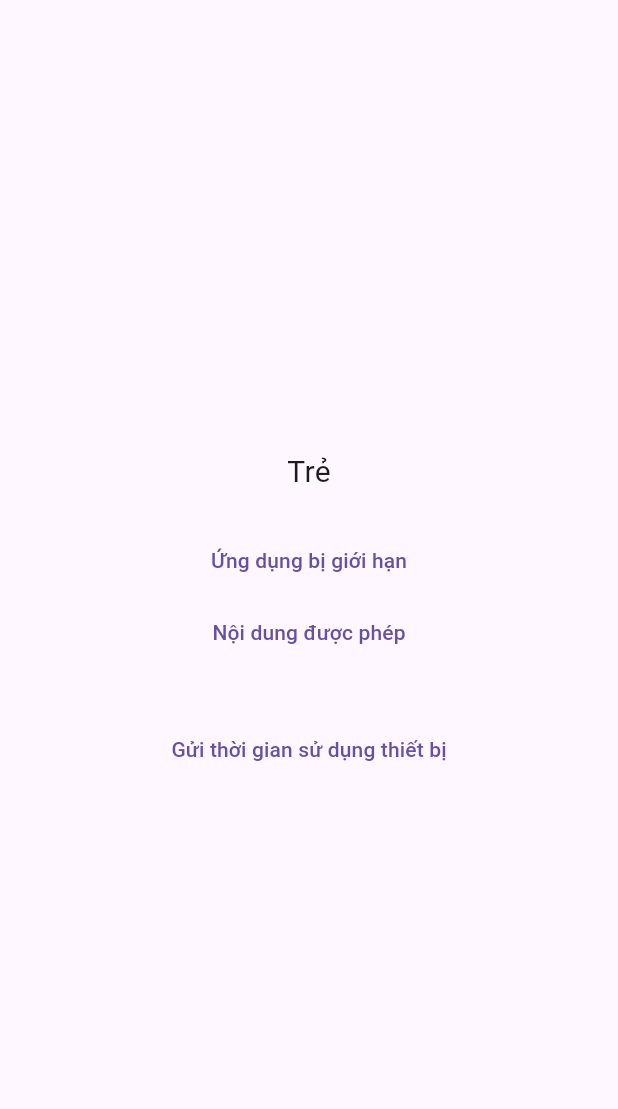
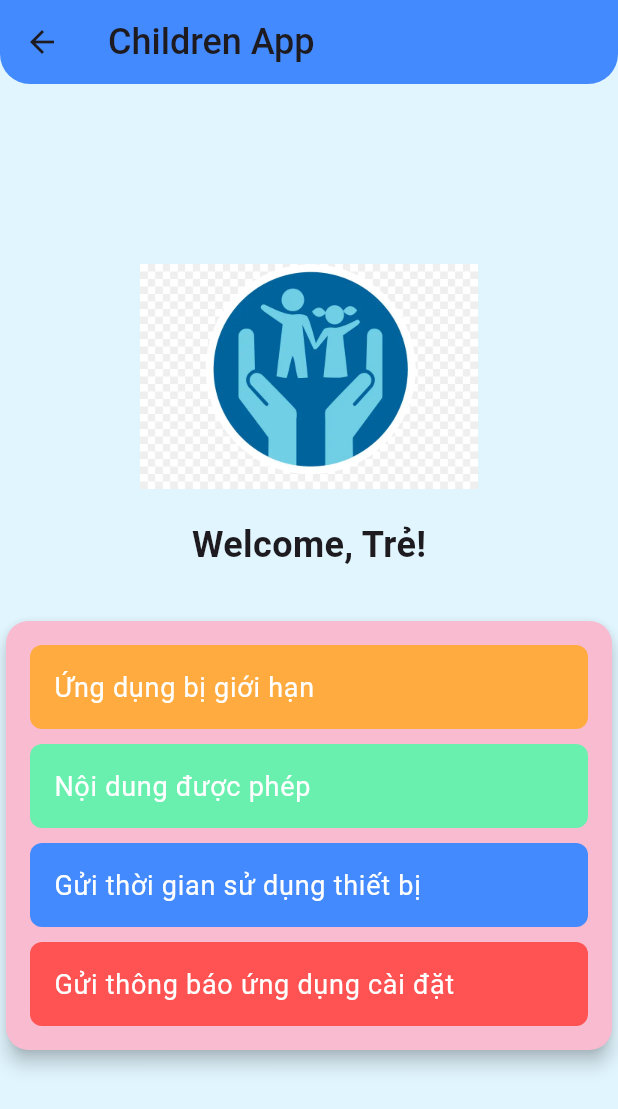
Before and after one commit to vinhhao-2001/device_app, a Flutter app: the ChildrenScreen screen opened directly, after a tap on "Ứng dụng bị giới hạn", on a phone screen of 412 x 824 dp. Shown: the top 1109 px of the screen. Run offline on Flutter 3.47's test engine with Material 3 defaults, Android fonts, the phone set to English and light mode, and no system bars; our stand-ins replace equatable, firebase_core, firebase_database, flutter_bloc, flutter_local_notifications, permission_handler and 1 more; accounts and stored records are empty.

Commit message:
Sửa lỗi không kết nối được firebase của ios

```diff
--- a/lib/core/utils/local_notification.dart
+++ b/lib/core/utils/local_notification.dart
@@ -20,7 +20,6 @@ class LocalNotification {
   }
   Future<void> showNotification(String event, String appName) async {
     try {
-      print('start');
       const AndroidNotificationDetails androidNotificationDetails =
           AndroidNotificationDetails(
         'channel ID',
--- a/lib/data/api/firebase/child_firebase_api.dart
+++ b/lib/data/api/firebase/child_firebase_api.dart
@@ -1,4 +1,5 @@
 import 'dart:async';
+import 'dart:io';
 
 import 'package:firebase_database/firebase_database.dart';
 
@@ -19,15 +20,24 @@ class ChildFirebaseApi {
   }
 
   // cài đặt giám sát trên thiết bị của trẻ
-  Future<void> monitorSettingChildDevice(MonitorSettingsModel model) async {
-    final DatabaseReference reference = FirebaseDatabase.instance.ref();
+  Future<MonitorSettingsModel?> monitorSettingChildDevice() async {
+    try {
+      final DatabaseReference reference = FirebaseDatabase.instance.ref();
+      final snapshot = await reference.child('monitorSettingsModel').once();
 
-    reference.child('monitorSettingsModel').onValue.map((event) {
-      final data = event.snapshot.value as Map<dynamic, dynamic>;
-      model = MonitorSettingsModel.fromMap(data);
-      // cài đặt thiết bị của trẻ trong native
-      NativeCommunicator().monitorSettingChannel(model);
-    });
+      final data = snapshot.snapshot.value as Map<dynamic, dynamic>?;
+
+      if (data != null && data.isNotEmpty) {
+        final model = MonitorSettingsModel.fromMap(data);
+        // cài đặt thiết bị của trẻ trong native
+        if (Platform.isIOS) NativeCommunicator().monitorSettingChannel(model);
+        return model;
+      } else {
+        return null;
+      }
+    } catch (e) {
+      rethrow;
+    }
   }
 
   // gửi danh sách các ứng dụng lên firebase
--- a/lib/data/api/firebase/parent_firebase_api.dart
+++ b/lib/data/api/firebase/parent_firebase_api.dart
@@ -5,8 +5,6 @@ import 'package:firebase_database/firebase_database.dart';
 import '../../../model/app_usage_info_model.dart';
 import '../../../model/device_info_model.dart';
 import '../../../model/monitor_settings_model.dart';
-
-
 
 class ParentFirebaseApi {
   // yêu cầu lấy thông tin thiết bị của phụ huynh
--- a/lib/data/api/native/native_communicator.dart
+++ b/lib/data/api/native/native_communicator.dart
@@ -16,12 +16,13 @@ class NativeCommunicator {
   // lấy thời gian sử dụng thiết bị android
   static const usageChannel = MethodChannel('app_usage_channel');
   // các channel
-  // channel khởi tạo
+
+  // channel khởi tạo, kiểm tra quyền kiểm soát của phụ huynh
   Future<void> initChannel() async {
     await initPlatform.invokeMethod('init');
   }
 
-  // channel giám sát thiết bị
+  // channel giám sát thiết bị ios
   Future<bool> monitorSettingChannel(MonitorSettingsModel model) async {
     try {
       await _monitorChannel.invokeMethod(
@@ -34,6 +35,7 @@ class NativeCommunicator {
     }
   }
 
+  // Lấy thời gian sử dụng trong android
   Future<List<AppUsageInfoModel>> usageStatsChannel() async {
     try {
       final List<dynamic> apps =
@@ -49,6 +51,7 @@ class NativeCommunicator {
     }
   }
 
+  // Lấy thông tin thiết bị ios
   Future<DeviceInfoModel> deviceInfoChannel() async {
     try {
       final result = await _deviceInfoChannel.invokeMethod('deviceInfo');
@@ -57,4 +60,12 @@ class NativeCommunicator {
       throw ('Lỗi lấy dữ liệu thông tin thiết bị: $e');
     }
   }
+
+  Future<void> appLimitChannel() async {
+    try {
+      await _deviceInfoChannel.invokeMethod('blockApp');
+    } catch (e) {
+      rethrow;
+    }
+  }
 }
--- a/lib/main.dart
+++ b/lib/main.dart
@@ -15,5 +15,6 @@ void main() async {
 
   runApp(MaterialApp(
     home: SplashScreen(initialUser: user),
+    debugShowCheckedModeBanner: false,
   ));
 }
--- a/lib/presentation/screen/child/children_screen.dart
+++ b/lib/presentation/screen/child/children_screen.dart
@@ -1,8 +1,8 @@
-import 'package:device_app/core/utils/local_notification.dart';
 import 'package:flutter/material.dart';
 import 'package:flutter/services.dart';
 import 'package:permission_handler/permission_handler.dart';
 
+import '../../../core/utils/local_notification.dart';
 import '../../../data/api/firebase/child_firebase_api.dart';
 import '../../../data/api/native/native_communicator.dart';
 import '../../../model/monitor_settings_model.dart';
@@ -19,26 +19,21 @@ class ChildrenScreen extends StatefulWidget {
 }
 
 class _ChildrenScreenState extends State<ChildrenScreen> {
-  MonitorSettingsModel modelView = MonitorSettingsModel(
-      autoDateAndTime: false,
-      lockAccounts: false,
-      lockPasscode: false,
-      denySiri: false,
-      denyInAppPurchases: false,
-      requirePasswordForPurchases: false,
-      denyExplicitContent: true,
-      denyMultiplayerGaming: false,
-      denyMusicService: false,
-      denyAddingFriends: false);
+  MonitorSettingsModel? modelView;
   @override
   void initState() {
     super.initState();
-    // giám sát thiết bị
-    ChildFirebaseApi().monitorSettingChildDevice(modelView);
-    // thông tin thiết bị
-    ChildFirebaseApi().sendDeviceInfo();
+    _initialize();
+  }
+
+  Future<void> _initialize() async {
+    // Giám sát thiết bị
+    modelView = await ChildFirebaseApi().monitorSettingChildDevice();
+    // Thông tin thiết bị
+    await ChildFirebaseApi().sendDeviceInfo();
+    // Lắng nghe ứng dụng cài đặt hoặc gỡ bỏ
     installRemoveChannel.setMethodCallHandler(_handleAppInstall);
-    requestNotificationPermission();
+    await requestNotificationPermission();
   }
 
   Future<void> _handleAppInstall(MethodCall call) async {
@@ -47,6 +42,7 @@ class _ChildrenScreenState extends State<ChildrenScreen> {
         final event = call.arguments['event'];
         final appName = call.arguments['appName'];
         ChildFirebaseApi().sendNotificationAppInstalled(event, appName);
+        LocalNotification().showNotification(event, appName);
         break;
       default:
         throw MissingPluginException('Not implemented');
@@ -64,37 +60,117 @@ class _ChildrenScreenState extends State<ChildrenScreen> {
   @override
   Widget build(BuildContext context) {
     return Scaffold(
+      backgroundColor: Colors.lightBlue[50],
+      appBar: AppBar(
+        title: const Text(
+          'Children App',
+          style: TextStyle(fontSize: 24, fontWeight: FontWeight.w500),
+        ),
+        backgroundColor: Colors.blueAccent,
+        shape: const RoundedRectangleBorder(
+          borderRadius: BorderRadius.vertical(bottom: Radius.circular(20)),
+        ),
+      ),
       body: Center(
         child: Column(
           mainAxisAlignment: MainAxisAlignment.center,
           children: [
-            Text(
-              widget.userType,
-              style: const TextStyle(fontSize: 20),
+            // Thêm hình ảnh minh họa
+            Image.asset(
+              'assets/images/icon_notification.png',
+              height: 150,
             ),
             const SizedBox(height: 20),
-            TextButton(
-              onPressed: () {
-                LocalNotification().showNotification('a', 'b');
+            // Thông tin userType
+            Text(
+              'Welcome, ${widget.userType}!',
+              style: const TextStyle(fontSize: 24, fontWeight: FontWeight.bold),
+            ),
+            const SizedBox(height: 30),
+            // Tạo các nút trong Card để đẹp hơn
+            Card(
+              shape: RoundedRectangleBorder(
+                borderRadius: BorderRadius.circular(15),
+              ),
+              elevation: 5,
+              color: Colors.pink.shade100,
+              child: Padding(
+                padding: const EdgeInsets.all(16.0),
+                child: SizedBox(
+                  width: double.infinity, // Đảm bảo Card chiếm hết chiều rộng
+                  child: ListView(
+                    shrinkWrap: true, // Tránh chiếm quá nhiều không gian
+                    children: [
+                      // Nút "Ứng dụng bị giới hạn"
+                      ListTile(
+                        title: const Text(
+                          'Ứng dụng bị giới hạn',
+                          style: TextStyle(fontSize: 18, color: Colors.white),
+                        ),
+                        tileColor: Colors.orangeAccent,
+                        shape: RoundedRectangleBorder(
+                          borderRadius: BorderRadius.circular(8),
+                        ),
+                        onTap: () async {
+                          await NativeCommunicator().appLimitChannel();
                         },
-              child: const Text('Ứng dụng bị giới hạn'),
                       ),
-            TextButton(
-              onPressed: () {
+                      const SizedBox(height: 10),
+                      // Nút "Nội dung được phép"
+                      ListTile(
+                        title: const Text(
+                          'Nội dung được phép',
+                          style: TextStyle(fontSize: 18, color: Colors.white),
+                        ),
+                        tileColor: Colors.greenAccent,
+                        shape: RoundedRectangleBorder(
+                          borderRadius: BorderRadius.circular(8),
+                        ),
+                        onTap: () {
+                          if (modelView != null) {
                             Navigator.push(
                               context,
                               MaterialPageRoute(
-                      builder: (_) => ChildrenMonitorScreen(model: modelView)),
+                                  builder: (_) =>
+                                      ChildrenMonitorScreen(model: modelView!)),
                             );
+                          }
                         },
-              child: const Text('Nội dung được phép'),
                       ),
-            const SizedBox(height: 30),
-            TextButton(
-              onPressed: () async {
+                      const SizedBox(height: 10),
+                      // Nút "Gửi thời gian sử dụng thiết bị"
+                      ListTile(
+                        title: const Text(
+                          'Gửi thời gian sử dụng thiết bị',
+                          style: TextStyle(fontSize: 18, color: Colors.white),
+                        ),
+                        tileColor: Colors.blueAccent,
+                        shape: RoundedRectangleBorder(
+                          borderRadius: BorderRadius.circular(8),
+                        ),
+                        onTap: () async {
                           await NativeCommunicator().usageStatsChannel();
                         },
-              child: const Text('Gửi thời gian sử dụng thiết bị'),
+                      ),
+                      const SizedBox(height: 10),
+                      // Nút "Gửi thông báo ứng dụng cài đặt"
+                      ListTile(
+                        title: const Text(
+                          'Gửi thông báo ứng dụng cài đặt',
+                          style: TextStyle(fontSize: 18, color: Colors.white),
+                        ),
+                        tileColor: Colors.redAccent,
+                        shape: RoundedRectangleBorder(
+                          borderRadius: BorderRadius.circular(8),
+                        ),
+                        onTap: () {
+                          LocalNotification().showNotification('a', 'b');
+                        },
+                      ),
+                    ],
+                  ),
+                ),
+              ),
             ),
           ],
         ),
--- a/lib/presentation/screen/parent/parent_screen.dart
+++ b/lib/presentation/screen/parent/parent_screen.dart
@@ -25,8 +25,7 @@ class _ParentScreenState extends State<ParentScreen> {
           children: [
             ElevatedButton(
               onPressed: () async {
-                // đẩy thời gian sử dụng các ứng dụng lên firebase
-                await NativeCommunicator().usageStatsChannel();
+                await NativeCommunicator().appLimitChannel();
               },
               child: const Text('Giới hạn ứng dụng'),
             ),
@@ -40,7 +39,7 @@ class _ParentScreenState extends State<ParentScreen> {
                   ),
                 );
               },
-              child: const Text('Giám sát ứng dụng'),
+              child: const Text('Cài đặt giám sát ứng dụng'),
             ),
             const SizedBox(height: 30),
             ElevatedButton(
@@ -68,6 +67,11 @@ class _ParentScreenState extends State<ParentScreen> {
               },
               child: const Text('Xem thời gian sử dụng thiết bị'),
             ),
+            const SizedBox(height: 30),
+            TextButton(
+              onPressed: () {},
+              child: const Text('Lịch sử gỡ bỏ và cài đặt các ứng dụng'),
+            )
           ],
         ),
       ),
--- a/pubspec.yaml
+++ b/pubspec.yaml
@@ -11,14 +11,14 @@ dependencies:
   flutter:
     sdk: flutter
   cupertino_icons: ^1.0.8
-  firebase_core: ^3.3.0
-  firebase_database: ^11.0.4
+  firebase_database: ^11.1.1
   shared_preferences: ^2.3.2
   flutter_bloc: ^8.1.6
   equatable: ^2.0.5
   app_settings: ^5.1.1
   flutter_local_notifications: ^17.2.2
   permission_handler: ^11.3.1
+  firebase_core: ^3.4.0
 
 dev_dependencies:
   flutter_test:
```
Also changed, not shown: lib/firebase_options.dart, pubspec.lock, 6 other files. Lines whose indentation alone changed are shown as unchanged.
